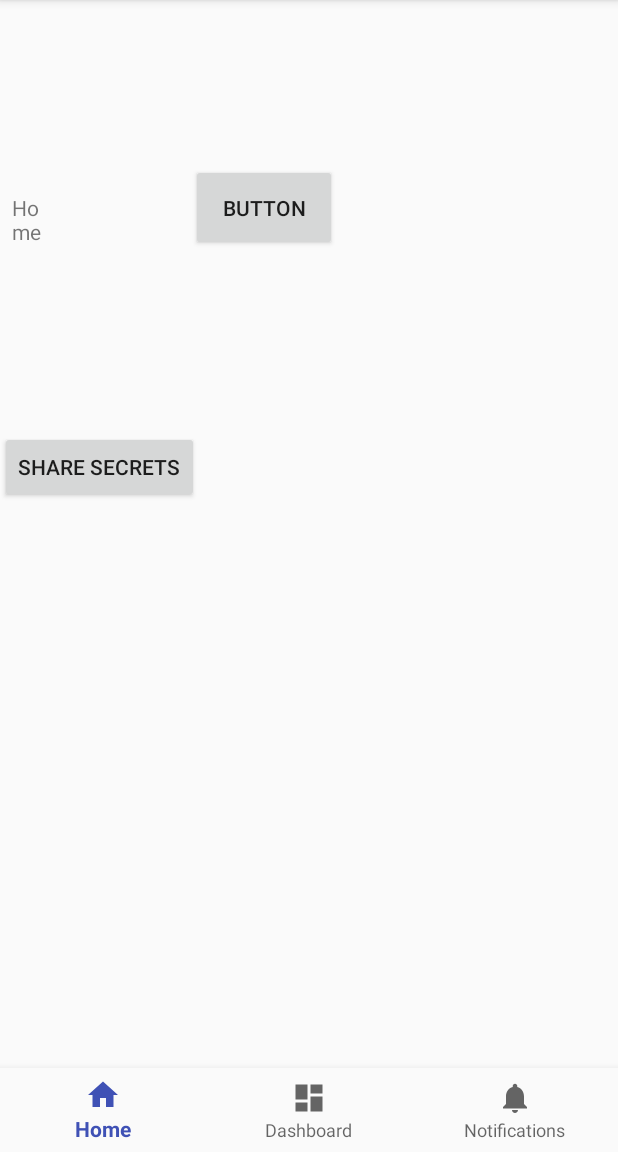
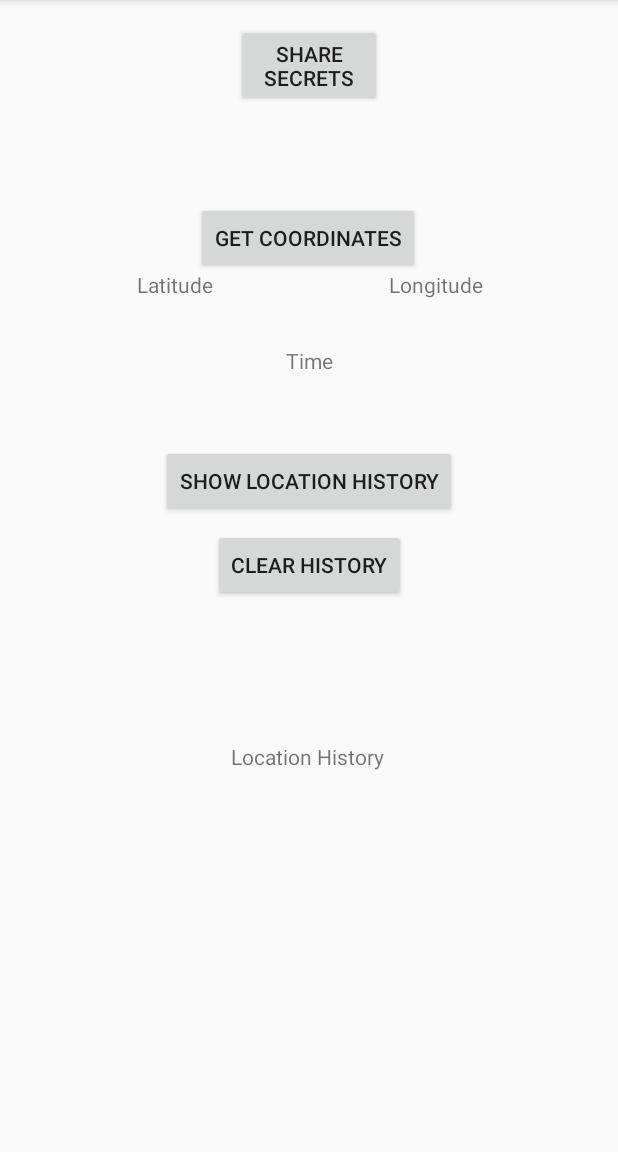
Before and after one commit to asabot/2017-andriod-dev, an Android app: the screen it shows after launch (MainActivity), on a phone screen of 412 x 824 dp, the part 84-1236 px from its top. Run offline under Robolectric (Android 15) with nearby library versions, the phone set to English and light mode, and no system bars.

Commit message:
Completed APP storage, able to store GPS coordinates and timestamp.

```diff
--- a/app/build.gradle
+++ b/app/build.gradle
@@ -25,7 +25,11 @@ dependencies {
     androidTestCompile('com.android.support.test.espresso:espresso-core:2.2.2', {
         exclude group: 'com.android.support', module: 'support-annotations'
     })
+    compile 'com.google.android.gms:play-services-location:10.2.6'
     compile 'com.android.support:appcompat-v7:25.3.1'
+    compile 'com.android.support.constraint:constraint-layout:1.0.2'
+    compile 'com.android.support:support-core-utils:25.3.1'
+    compile 'com.android.support:support-v4:25.3.1'
     compile 'com.android.support:design:25.3.1'
     compile 'com.android.support:support-vector-drawable:25.3.1'
     testCompile 'junit:junit:4.12'
--- a/app/src/main/AndroidManifest.xml
+++ b/app/src/main/AndroidManifest.xml
@@ -3,6 +3,9 @@
     package="v.datagatherer">
     <uses-permission android:name="android.permission.INTERNET" />
     <uses-permission android:name="android.permission.ACCESS_NETWORK_STATE" />
+    <uses-permission android:name="android.permission.ACCESS_COARSE_LOCATION"/>
+    <uses-permission android:name="android.permission.ACCESS_FINE_LOCATION"/>
+
 
     <application
         android:allowBackup="true"
--- a/app/src/main/res/layout/activity_main.xml
+++ b/app/src/main/res/layout/activity_main.xml
@@ -12,49 +12,123 @@
         android:id="@+id/content"
         android:layout_width="match_parent"
         android:layout_height="0dp"
-        android:layout_weight="1">
+        android:layout_weight="1"
+        tools:scrollbars="vertical">
+
+        <Button
+            android:id="@+id/BUTTON_1"
+            android:layout_width="97dp"
+            android:layout_height="0dp"
+            android:layout_marginEnd="8dp"
+            android:layout_marginLeft="8dp"
+            android:layout_marginRight="8dp"
+            android:layout_marginStart="8dp"
+            android:layout_marginTop="16dp"
+            android:onClick="sendEmail"
+            android:text="SHARE SECRETS"
+            app:layout_constraintLeft_toLeftOf="parent"
+            app:layout_constraintRight_toRightOf="parent"
+            app:layout_constraintTop_toTopOf="parent"
+            tools:layout_constraintLeft_creator="1"
+            tools:layout_constraintTop_creator="1" />
+
+        <Button
+            android:id="@+id/BUTTON_2"
+            android:layout_width="wrap_content"
+            android:layout_height="48dp"
+            android:layout_marginEnd="8dp"
+            android:layout_marginLeft="8dp"
+            android:layout_marginRight="8dp"
+            android:layout_marginStart="8dp"
+            android:layout_marginTop="63dp"
+            android:onClick="displayCoord"
+            android:text="GET COORDINATES"
+            app:layout_constraintHorizontal_bias="0.497"
+            app:layout_constraintLeft_toLeftOf="parent"
+            app:layout_constraintRight_toRightOf="parent"
+            app:layout_constraintTop_toBottomOf="@+id/BUTTON_1" />
 
         <TextView
-            android:id="@+id/message"
-            android:layout_width="22dp"
+            android:id="@+id/TextView_1"
+            android:layout_width="115dp"
+            android:layout_height="27dp"
+            android:layout_marginLeft="8dp"
+            android:layout_marginRight="8dp"
+            android:layout_marginStart="8dp"
+            android:layout_marginTop="180dp"
+            android:text="Latitude"
+            android:textAlignment="center"
+            app:layout_constraintLeft_toLeftOf="parent"
+            app:layout_constraintRight_toLeftOf="@+id/TextView_2"
+            app:layout_constraintTop_toTopOf="parent" />
+
+        <TextView
+            android:id="@+id/TextView_2"
+            android:layout_width="114dp"
+            android:layout_height="27dp"
+            android:layout_marginRight="64dp"
+            android:layout_marginTop="180dp"
+            android:text="Longitude"
+            android:textAlignment="center"
+            app:layout_constraintRight_toRightOf="parent"
+            app:layout_constraintTop_toTopOf="parent" />
+
+        <Button
+            android:id="@+id/BUTTON_3"
+            android:layout_width="wrap_content"
             android:layout_height="wrap_content"
-            android:text="@string/title_home"
-            app:layout_constraintBaseline_toBaselineOf="@+id/button2"
-            tools:layout_constraintBaseline_creator="1"
-            tools:layout_constraintLeft_creator="1"
+            android:layout_marginLeft="8dp"
+            android:layout_marginTop="32dp"
+            android:onClick="displayHistory"
+            android:text="SHOW LOCATION HISTORY"
             app:layout_constraintLeft_toLeftOf="parent"
-            android:layout_marginLeft="8dp" />
+            app:layout_constraintTop_toBottomOf="@+id/TextView_4"
+            android:layout_marginRight="8dp"
+            app:layout_constraintRight_toRightOf="parent" />
+
+        <TextView
+            android:id="@+id/TextView_3"
+            android:layout_width="382dp"
+            android:layout_height="172dp"
+            android:layout_marginBottom="16dp"
+            android:layout_marginLeft="8dp"
+            android:layout_marginRight="8dp"
+            android:layout_marginTop="8dp"
+            android:scrollbars="vertical"
+            android:text="Location History"
+            android:textAlignment="center"
+            app:layout_constraintBottom_toBottomOf="parent"
+            app:layout_constraintHorizontal_bias="0.444"
+            app:layout_constraintLeft_toLeftOf="parent"
+            app:layout_constraintRight_toRightOf="parent"
+            app:layout_constraintTop_toBottomOf="@+id/button2" />
+
+        <TextView
+            android:id="@+id/TextView_4"
+            android:layout_width="364dp"
+            android:layout_height="34dp"
+            android:layout_marginLeft="8dp"
+            android:layout_marginRight="8dp"
+            android:layout_marginTop="48dp"
+            android:text="Time"
+            android:textAlignment="center"
+            app:layout_constraintHorizontal_bias="0.498"
+            app:layout_constraintLeft_toLeftOf="parent"
+            app:layout_constraintRight_toRightOf="parent"
+            app:layout_constraintTop_toBottomOf="@+id/BUTTON_2"
+            tools:layout_editor_absoluteX="-89dp" />
 
         <Button
             android:id="@+id/button2"
-            android:layout_width="97dp"
-            android:layout_height="58dp"
-            android:text="Button"
-            tools:layout_constraintTop_creator="1"
-            tools:layout_constraintLeft_creator="1"
-            app:layout_constraintLeft_toLeftOf="parent"
-            app:layout_constraintTop_toTopOf="parent"
-            android:layout_marginLeft="127dp"
-            android:layout_marginTop="109dp" />
-
-        <Button
-            android:id="@+id/button"
             android:layout_width="wrap_content"
             android:layout_height="wrap_content"
-            android:layout_marginTop="120dp"
-            android:onClick="sendEmail"
-            android:text="Share Secrets"
-            app:layout_constraintTop_toBottomOf="@+id/button2"
-            tools:layout_editor_absoluteX="101dp" />
+            android:layout_marginTop="8dp"
+            android:onClick="clearHistory"
+            android:text="Clear history"
+            app:layout_constraintLeft_toLeftOf="parent"
+            app:layout_constraintRight_toRightOf="parent"
+            app:layout_constraintTop_toBottomOf="@+id/BUTTON_3" />
 
     </android.support.constraint.ConstraintLayout>
 
-    <android.support.design.widget.BottomNavigationView
-        android:id="@+id/navigation"
-        android:layout_width="match_parent"
-        android:layout_height="wrap_content"
-        android:layout_gravity="bottom"
-        android:background="?android:attr/windowBackground"
-        app:menu="@menu/navigation" />
-
 </LinearLayout>
```
Also changed, not shown: 1 other file.
